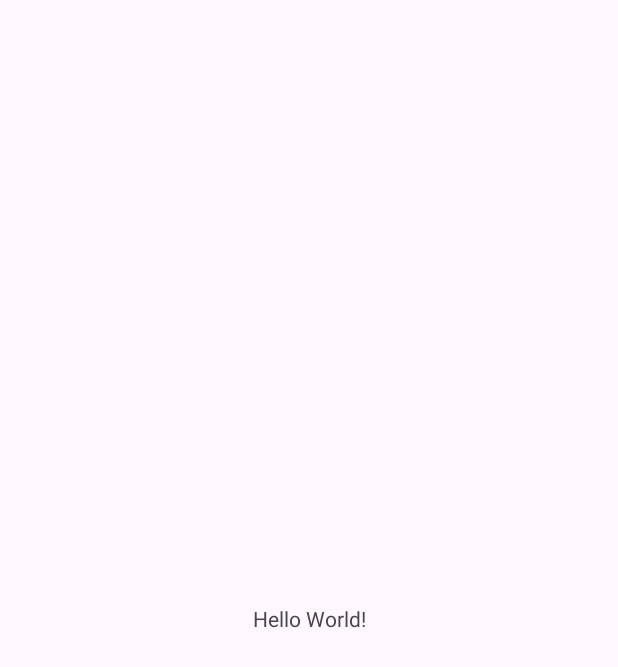
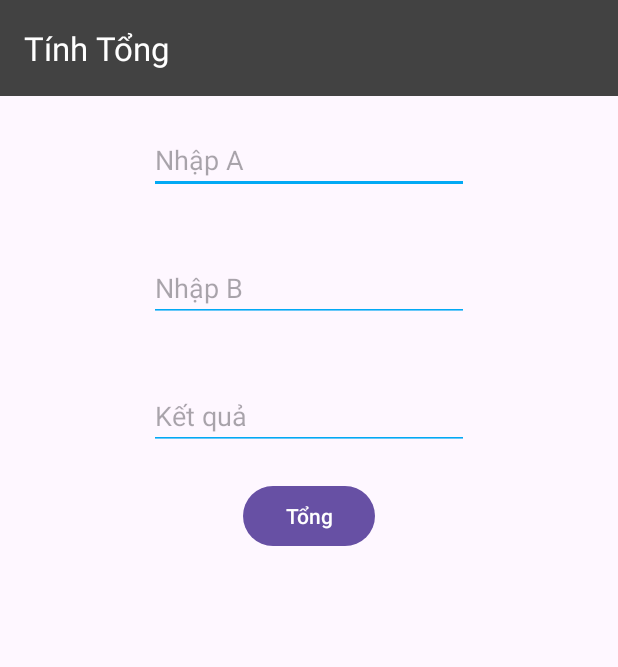
Before and after one commit to Davidpham310/CSE_PRACTICE, an Android app: the screen it shows after launch (MainActivity), on a phone screen of 412 x 824 dp. Before the commit the part shown is almost empty. Shown: the top 667 px of the screen. Run offline under Robolectric (Android 15) with nearby library versions, the light colour scheme and no system bars.

Commit message:
Create interface

```diff
--- a/Ex01/app/src/main/java/com/example/ex01/MainActivity.java
+++ b/Ex01/app/src/main/java/com/example/ex01/MainActivity.java
@@ -15,10 +15,6 @@ public class MainActivity extends AppCompatActivity {
         super.onCreate(savedInstanceState);
         EdgeToEdge.enable(this);
         setContentView(R.layout.activity_main);
-        ViewCompat.setOnApplyWindowInsetsListener(findViewById(R.id.main), (v, insets) -> {
-            Insets systemBars = insets.getInsets(WindowInsetsCompat.Type.systemBars());
-            v.setPadding(systemBars.left, systemBars.top, systemBars.right, systemBars.bottom);
-            return insets;
-        });
+
     }
 }
--- a/Ex01/app/src/main/res/layout/activity_main.xml
+++ b/Ex01/app/src/main/res/layout/activity_main.xml
@@ -7,13 +7,57 @@
     android:layout_height="match_parent"
     tools:context=".MainActivity">
 
-    <TextView
-        android:layout_width="wrap_content"
+    <androidx.appcompat.widget.Toolbar
+        android:id="@+id/toolbar"
+        android:layout_width="match_parent"
         android:layout_height="wrap_content"
-        android:text="Hello World!"
-        app:layout_constraintBottom_toBottomOf="parent"
+        android:background="@color/cardview_dark_background"
         app:layout_constraintEnd_toEndOf="parent"
         app:layout_constraintStart_toStartOf="parent"
-        app:layout_constraintTop_toTopOf="parent" />
+        app:layout_constraintTop_toTopOf="parent"
+        app:title="Tính Tổng"
+        app:titleTextColor="@color/white" />
 
+    <LinearLayout
+        android:layout_width="match_parent"
+        android:layout_height="wrap_content"
+        android:orientation="vertical"
+        android:gravity="center"
+        app:layout_constraintTop_toBottomOf="@+id/toolbar">
+
+        <EditText
+            android:id="@+id/editA"
+            android:layout_width="wrap_content"
+            android:layout_height="wrap_content"
+            android:layout_marginVertical="20dp"
+            android:hint="Nhập A"
+            android:ems="10"
+            android:backgroundTint="#03A9F4"
+            tools:ignore="HardcodedText" />
+        <EditText
+            android:id="@+id/editB"
+            android:layout_width="wrap_content"
+            android:layout_height="wrap_content"
+            android:layout_marginVertical="20dp"
+            android:hint="Nhập B"
+            android:ems="10"
+            android:backgroundTint="#03A9F4"
+            tools:ignore="HardcodedText" />
+        <EditText
+            android:id="@+id/editSum"
+            android:layout_width="wrap_content"
+            android:layout_height="wrap_content"
+            android:layout_marginVertical="20dp"
+            android:hint="Kết quả"
+            android:enabled="false"
+            android:ems="10"
+            android:backgroundTint="#03A9F4"
+            tools:ignore="HardcodedText" />
+        <Button
+            android:id="@+id/btnSum"
+            android:layout_width="wrap_content"
+            android:layout_height="wrap_content"
+            android:text="Tổng"
+            tools:ignore="HardcodedText" />
+    </LinearLayout>
 </androidx.constraintlayout.widget.ConstraintLayout>
```
